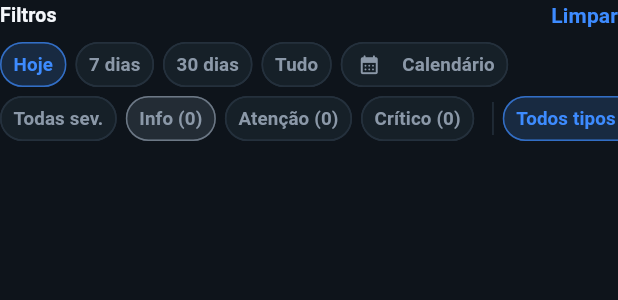
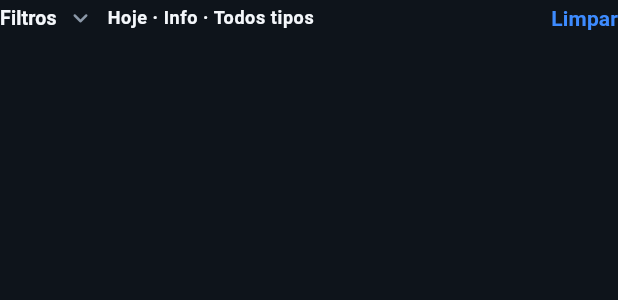
Before and after one commit to devhousecoastline/portal-guardiansense, a Flutter app: the EventsFilterBar widget shown alone on an empty page, opened directly with empty values, on a phone screen of 412 x 824 dp. Shown: the top 300 px of the screen. Run offline on Flutter 3.47's test engine with Material 3 defaults, Android fonts, the phone set to English and light mode, and no system bars; our stand-ins replace cloud_firestore, cloud_functions, firebase_auth, firebase_core, flutter_map, go_router and 3 more; accounts and stored records are empty; network calls fail; Roboto replaces fonts that are missing (Segoe UI).

Commit message:
feat(events): filtros recolhíveis com seleção neutra
Barra começa fechada com resumo do recorte, chips com canto suave
e seleção sem azul para não competir com o status dos eventos.

```diff
--- a/lib/features/events/presentation/widgets/events_filter_bar.dart
+++ b/lib/features/events/presentation/widgets/events_filter_bar.dart
@@ -4,7 +4,7 @@ import 'package:guardian_portal/features/events/domain/event_filters.dart';
 import 'package:guardian_portal/features/events/domain/security_event.dart';
 import 'package:guardian_portal/features/events/presentation/widgets/event_date_range_picker.dart';
 
-class EventsFilterBar extends StatelessWidget {
+class EventsFilterBar extends StatefulWidget {
   const EventsFilterBar({
     super.key,
     required this.filters,
@@ -21,46 +21,56 @@ class EventsFilterBar extends StatelessWidget {
   final Map<EventCategoryFilter, int> categoryCounts;
 
   @override
+  State<EventsFilterBar> createState() => _EventsFilterBarState();
+}
+
+class _EventsFilterBarState extends State<EventsFilterBar> {
+  /// Começa fechado para liberar a timeline; o resumo mostra o recorte ativo.
+  var _expanded = false;
+
+  EventFilterState get filters => widget.filters;
+
+  @override
   Widget build(BuildContext context) {
     return Column(
       crossAxisAlignment: CrossAxisAlignment.stretch,
       children: [
-        Row(
+        _FilterHeader(
+          expanded: _expanded,
+          hasActiveFilters: filters.hasActiveFilters,
+          summary: _summaryLabel(filters),
+          onToggle: () => setState(() => _expanded = !_expanded),
+          onClear: widget.onClear,
+        ),
+        AnimatedSize(
+          duration: const Duration(milliseconds: 220),
+          curve: Curves.easeOutCubic,
+          alignment: Alignment.topCenter,
+          child: _expanded
+              ? Padding(
+                  padding: const EdgeInsets.only(top: 8),
+                  child: Column(
+                    crossAxisAlignment: CrossAxisAlignment.stretch,
                     children: [
-            Text(
-              'Filtros',
-              style: Theme.of(context).textTheme.titleSmall?.copyWith(
-                    fontWeight: FontWeight.w700,
-                  ),
-            ),
-            const Spacer(),
-            if (filters.hasActiveFilters)
-              TextButton(
-                onPressed: onClear,
-                style: TextButton.styleFrom(
-                  padding: EdgeInsets.zero,
-                  minimumSize: Size.zero,
-                  tapTargetSize: MaterialTapTargetSize.shrinkWrap,
-                ),
-                child: const Text('Limpar'),
-              ),
-          ],
-        ),
-        const SizedBox(height: 8),
                       _ScrollChips(
                         children: [
                           for (final period in EventPeriod.values)
                             _FilterChip(
                               label: _periodLabel(period),
-                selected:
-                    filters.customRange == null && filters.period == period,
-                onTap: () => onChanged(
-                  filters.copyWith(period: period, clearCustomRange: true),
+                              selected: filters.customRange == null &&
+                                  filters.period == period,
+                              onTap: () => widget.onChanged(
+                                filters.copyWith(
+                                  period: period,
+                                  clearCustomRange: true,
+                                ),
                               ),
                             ),
                           _FilterChip(
                             label: filters.customRange != null
-                  ? EventFilters.formatCustomRange(filters.customRange!)
+                                ? EventFilters.formatCustomRange(
+                                    filters.customRange!,
+                                  )
                                 : 'Calendário',
                             icon: Icons.calendar_month_rounded,
                             selected: filters.customRange != null,
@@ -74,29 +84,40 @@ class EventsFilterBar extends StatelessWidget {
                           _FilterChip(
                             label: 'Todas sev.',
                             selected: filters.severity == null,
-              onTap: () => onChanged(filters.copyWith(clearSeverity: true)),
+                            onTap: () => widget.onChanged(
+                              filters.copyWith(clearSeverity: true),
+                            ),
                           ),
                           for (final severity in SecurityEventSeverity.values)
                             _FilterChip(
                               label: _countedLabel(
                                 _severityLabel(severity),
-                  severityCounts[severity] ?? 0,
+                                widget.severityCounts[severity] ?? 0,
                               ),
                               selected: filters.severity == severity,
                               color: _severityColor(severity),
-                onTap: () => onChanged(filters.copyWith(severity: severity)),
+                              onTap: () => widget.onChanged(
+                                filters.copyWith(severity: severity),
+                              ),
                             ),
                           const _ChipDivider(),
                           for (final category in EventCategoryFilter.values)
                             _FilterChip(
                               label: _countedLabel(
                                 _categoryLabel(category),
-                  categoryCounts[category] ?? 0,
+                                widget.categoryCounts[category] ?? 0,
                               ),
                               selected: filters.category == category,
-                onTap: () => onChanged(filters.copyWith(category: category)),
+                              onTap: () => widget.onChanged(
+                                filters.copyWith(category: category),
+                              ),
                             ),
                         ],
+                      ),
+                    ],
+                  ),
+                )
+              : const SizedBox.shrink(),
         ),
       ],
     );
@@ -126,7 +147,7 @@ class EventsFilterBar extends StatelessWidget {
       );
 
       if (picked == null) return;
-      onChanged(
+      widget.onChanged(
         filters.copyWith(
           period: EventPeriod.all,
           customRange: _clampDateRange(
@@ -161,6 +182,17 @@ class EventsFilterBar extends StatelessWidget {
     return DateTimeRange(start: start, end: end);
   }
 
+  static String _summaryLabel(EventFilterState filters) {
+    final period = filters.customRange != null
+        ? EventFilters.formatCustomRange(filters.customRange!)
+        : _periodLabel(filters.period);
+    final severity = filters.severity == null
+        ? 'Todas sev.'
+        : _severityLabel(filters.severity!);
+    final category = _categoryLabel(filters.category);
+    return '$period · $severity · $category';
+  }
+
   static String _periodLabel(EventPeriod period) => switch (period) {
         EventPeriod.today => 'Hoje',
         EventPeriod.last7Days => '7 dias',
@@ -192,6 +224,94 @@ class EventsFilterBar extends StatelessWidget {
       };
 
   static String _countedLabel(String label, int count) => '$label ($count)';
+}
+
+class _FilterHeader extends StatelessWidget {
+  const _FilterHeader({
+    required this.expanded,
+    required this.hasActiveFilters,
+    required this.summary,
+    required this.onToggle,
+    required this.onClear,
+  });
+
+  final bool expanded;
+  final bool hasActiveFilters;
+  final String summary;
+  final VoidCallback onToggle;
+  final VoidCallback onClear;
+
+  @override
+  Widget build(BuildContext context) {
+    final theme = Theme.of(context);
+
+    return Row(
+      crossAxisAlignment: CrossAxisAlignment.center,
+      children: [
+        Expanded(
+          child: Material(
+            color: Colors.transparent,
+            child: InkWell(
+              onTap: onToggle,
+              borderRadius: BorderRadius.circular(8),
+              child: Padding(
+                padding: const EdgeInsets.symmetric(vertical: 2),
+                child: Row(
+                  children: [
+                    Text(
+                      'Filtros',
+                      style: theme.textTheme.titleSmall?.copyWith(
+                        fontWeight: FontWeight.w700,
+                      ),
+                    ),
+                    const SizedBox(width: 6),
+                    AnimatedRotation(
+                      turns: expanded ? 0.5 : 0,
+                      duration: const Duration(milliseconds: 220),
+                      child: Icon(
+                        Icons.expand_more_rounded,
+                        size: 20,
+                        color: AppColors.textMuted,
+                      ),
+                    ),
+                    if (!expanded) ...[
+                      const SizedBox(width: 8),
+                      Expanded(
+                        child: Text(
+                          summary,
+                          maxLines: 1,
+                          overflow: TextOverflow.ellipsis,
+                          style: theme.textTheme.bodySmall?.copyWith(
+                            color: hasActiveFilters
+                                ? AppColors.textPrimary
+                                : AppColors.textMuted,
+                            fontWeight: hasActiveFilters
+                                ? FontWeight.w600
+                                : FontWeight.w500,
+                            height: 1.3,
+                          ),
+                        ),
+                      ),
+                    ],
+                  ],
+                ),
+              ),
+            ),
+          ),
+        ),
+        if (hasActiveFilters)
+          TextButton(
+            onPressed: onClear,
+            style: TextButton.styleFrom(
+              padding: const EdgeInsets.only(left: 8),
+              minimumSize: Size.zero,
+              tapTargetSize: MaterialTapTargetSize.shrinkWrap,
+            ),
+            child: const Text('Limpar'),
+          ),
+      ],
+    );
+  }
 }
 
 class _ScrollChips extends StatelessWidget {
@@ -239,7 +359,14 @@ class _FilterChip extends StatelessWidget {
 
   @override
   Widget build(BuildContext context) {
-    final accent = color ?? AppColors.primary;
+    // Severidade mantém cor semântica; período/tipo usam seleção neutra.
+    final accent = color ?? AppColors.textPrimary;
+    final selectedFill = color == null
+        ? AppColors.textMuted.withValues(alpha: 0.12)
+        : accent.withValues(alpha: 0.14);
+    final selectedBorder = color == null
+        ? AppColors.textMuted.withValues(alpha: 0.45)
+        : accent.withValues(alpha: 0.45);
 
     return Padding(
       padding: const EdgeInsets.only(right: 6),
@@ -261,13 +388,11 @@ class _FilterChip extends StatelessWidget {
           color: selected ? accent : AppColors.textMuted,
         ),
         backgroundColor: AppColors.card,
-        selectedColor: accent.withValues(alpha: 0.14),
+        selectedColor: selectedFill,
         side: BorderSide(
-          color: selected
-              ? accent.withValues(alpha: 0.45)
-              : AppColors.divider,
+          color: selected ? selectedBorder : AppColors.divider,
         ),
-        shape: RoundedRectangleBorder(borderRadius: BorderRadius.circular(99)),
+        shape: RoundedRectangleBorder(borderRadius: BorderRadius.circular(10)),
         materialTapTargetSize: MaterialTapTargetSize.shrinkWrap,
         visualDensity: const VisualDensity(horizontal: -2, vertical: -2),
         padding: const EdgeInsets.symmetric(horizontal: 2),
--- a/lib/features/settings/presentation/settings_page.dart
+++ b/lib/features/settings/presentation/settings_page.dart
@@ -357,7 +357,7 @@ class _AppearanceCard extends StatelessWidget {
   }
 }
 
-/// Switch com track em pill — visual alinhado aos FilterChips de Eventos.
+/// Switch com track em pill — controle binário compacto.
 class _PillSwitch extends StatelessWidget {
   const _PillSwitch({
     required this.value,
```
Lines whose indentation alone changed are shown as unchanged.
